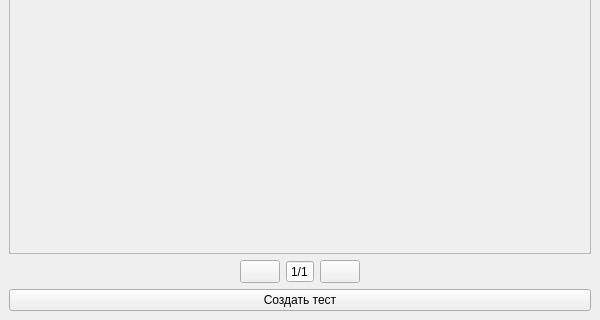
The window that client/gui/main_menu.ui (igorechek06/pyQuiz) describes before a commit, drawn with Qt 5; both pictures show x 0 to 600 and y 530 to 850 of the 600 by 850 pixel window.
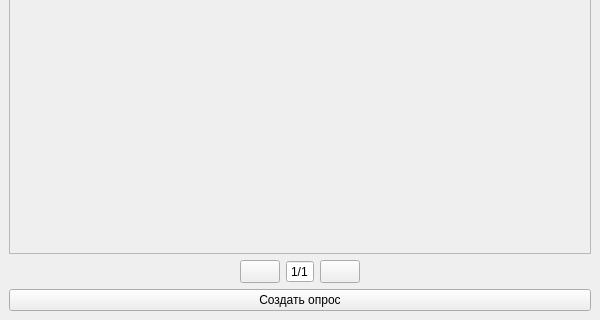
The same window after the commit. Icons and pictures are not drawn.

Diff of the .ui file:
```diff
--- a/client/gui/main_menu.ui
+++ b/client/gui/main_menu.ui
@@ -202,7 +202,7 @@
     <item>
      <widget class="QPushButton" name="createQuizButton">
       <property name="text">
-       <string>Создать тест</string>
+       <string>Создать опрос</string>
       </property>
       <property name="icon">
        <iconset resource="../src.qrc">
```
